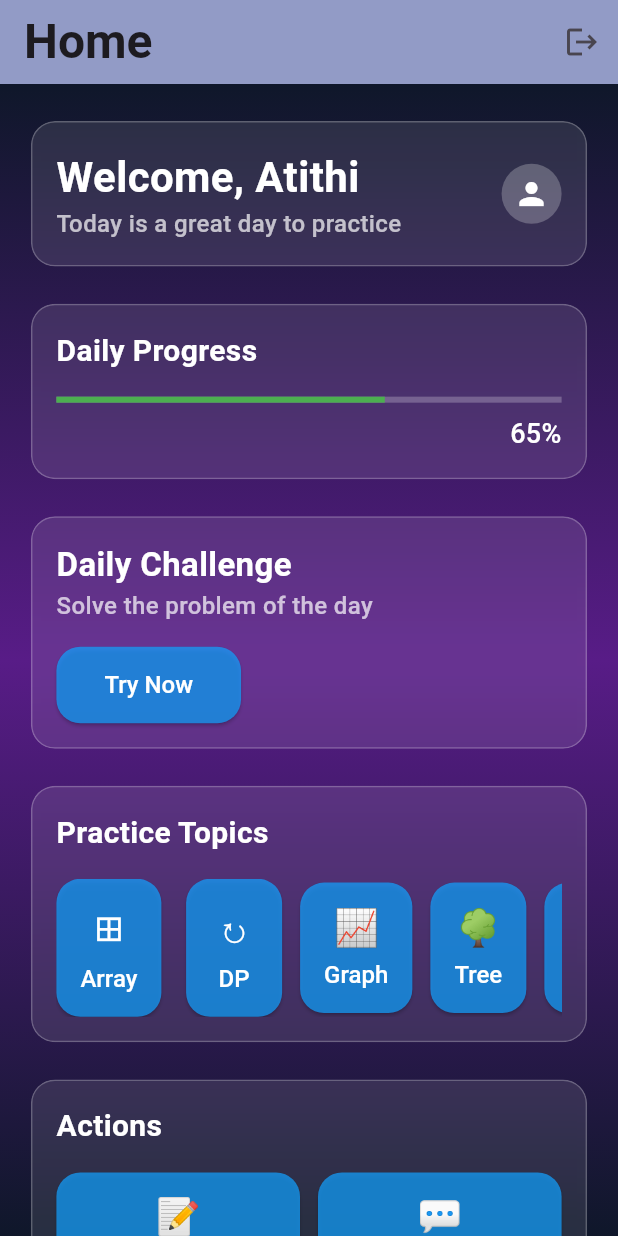
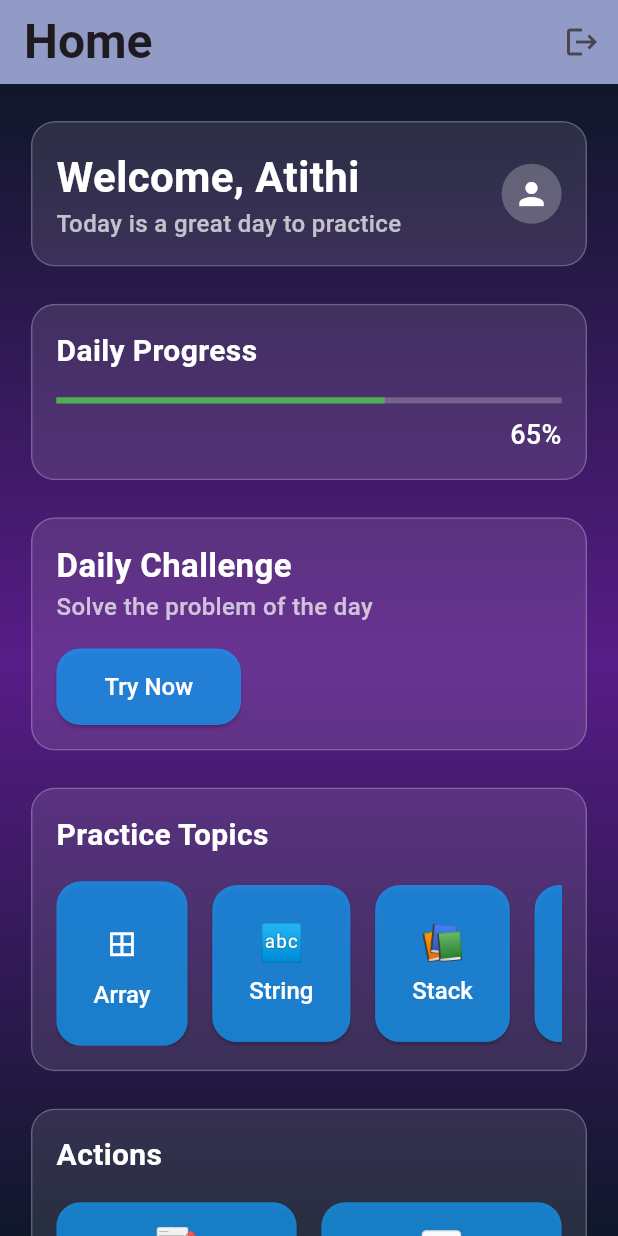
Before and after one commit to Atithi2908/Placement_Prep, a Flutter app: the HomeScreen screen opened directly, on a phone screen of 412 x 824 dp. Run offline on Flutter 3.47's test engine with Material 3 defaults, Android fonts, the light colour scheme and no system bars; our stand-ins replace shared_preferences; accounts and stored records are empty; network calls fail.

Commit message:
Add more screens

```diff
--- a/Frontend/placement_prep/lib/main.dart
+++ b/Frontend/placement_prep/lib/main.dart
@@ -7,8 +7,8 @@ import 'screens/home_screen.dart';
 import 'providers/auth_provider.dart';
 import 'providers/theme_provider.dart';
 import 'screens/signup_screen.dart';
-
-void main() {
+import 'screens/daily_question_screen.dart';
+  void main() {
   runApp(
     MultiProvider(
       providers: [
@@ -35,6 +35,7 @@ class MyApp extends StatelessWidget {
         '/login': (context) => LoginScreen(),
         '/signup': (context) => SignupScreen(),
         '/task': (context) =>  DailyTaskScreen(),
+        '/dailyquestion': (context) => DailyQuestionScreen(),
       },
           theme: ThemeData(
         primaryColor: const Color.fromARGB(255, 232, 234, 255), // Dark Indigo
--- /dev/null
+++ b/Frontend/placement_prep/lib/models/questions.dart
@@ -0,0 +1,12 @@
+import 'package:flutter/material.dart';
+class Question {
+  final String question;
+  final List<String> options;
+  final String correctOption;
+
+  Question({
+    required this.question,
+    required this.options,
+    required this.correctOption,
+  });
+}
--- a/Frontend/placement_prep/lib/screens/home_screen.dart
+++ b/Frontend/placement_prep/lib/screens/home_screen.dart
@@ -2,7 +2,6 @@ import 'package:flutter/material.dart';
 import 'package:provider/provider.dart';
 import '../providers/auth_provider.dart';
 import 'dart:ui';
-
 
 class HomeScreen extends StatelessWidget {
   void _logout(BuildContext context) {
@@ -18,10 +17,7 @@ class HomeScreen extends StatelessWidget {
       appBar: AppBar(
         title: Text(
           'Home',
-          style: TextStyle(
-            fontSize: 32,
-            fontWeight: FontWeight.w700,
-          ),
+          style: TextStyle(fontSize: 32, fontWeight: FontWeight.w700),
         ),
         actions: [
           IconButton(
@@ -45,20 +41,29 @@ class HomeScreen extends StatelessWidget {
           ),
         ),
         child: SingleChildScrollView(
-          padding: EdgeInsets.symmetric(horizontal:screenWidth * 0.05,vertical: screenHeight * 0.03),
+          padding: EdgeInsets.symmetric(
+            horizontal: screenWidth * 0.05,
+            vertical: screenHeight * 0.03,
+          ),
 
           child: Column(
             children: [
-              _buildWelcomeCard(),
+              _buildWelcomeCard(context),
               SizedBox(height: screenHeight * 0.03),
-              InkWell(onTap:(){Navigator.pushNamed(context, '/task');},child: _buildProgressCard()),
+              InkWell(
+                onTap: () {
+                  Navigator.pushNamed(context, '/task');
+                },
+                child: _buildProgressCard(context),
+              ),
               SizedBox(height: screenHeight * 0.03),
+
               _buildChallengeCard(context),
               SizedBox(height: screenHeight * 0.03),
               _buildTopicsCard(context),
               SizedBox(height: screenHeight * 0.03),
               _buildActionCard(context),
-              SizedBox(height:screenHeight * 0.03),
+              SizedBox(height: screenHeight * 0.03),
               _buildAchievementsCard(context),
             ],
           ),
@@ -67,7 +72,9 @@ class HomeScreen extends StatelessWidget {
     );
   }
 
-  Widget _buildWelcomeCard() {
+  Widget _buildWelcomeCard(BuildContext context) {
+    double screenWidth = MediaQuery.of(context).size.width;
+    double screenHeight = MediaQuery.of(context).size.height;
     return _buildCard(
       child: Row(
         children: [
@@ -85,10 +92,7 @@ class HomeScreen extends StatelessWidget {
                 ),
                 Text(
                   'Today is a great day to practice',
-                  style: TextStyle(
-                    color: Colors.white70,
-                    fontSize: 16,
-                  ),
+                  style: TextStyle(color: Colors.white70, fontSize: 16),
                 ),
               ],
             ),
@@ -102,7 +106,9 @@ class HomeScreen extends StatelessWidget {
     );
   }
 
-  Widget _buildProgressCard() {
+  Widget _buildProgressCard(BuildContext context) {
+    double screenWidth = MediaQuery.of(context).size.width;
+    double screenHeight = MediaQuery.of(context).size.height;
     return _buildCard(
       child: Column(
         crossAxisAlignment: CrossAxisAlignment.start,
@@ -115,13 +121,13 @@ class HomeScreen extends StatelessWidget {
               fontWeight: FontWeight.w600,
             ),
           ),
-          SizedBox(height: 16),
+          SizedBox(height: screenHeight * .02),
           LinearProgressIndicator(
             value: 0.65,
             backgroundColor: Colors.white24,
             valueColor: AlwaysStoppedAnimation<Color>(Colors.green),
           ),
-          SizedBox(height: 8),
+          SizedBox(height: screenHeight * .01),
           Align(
             alignment: Alignment.centerRight,
             child: Text(
@@ -135,6 +141,8 @@ class HomeScreen extends StatelessWidget {
   }
 
   Widget _buildChallengeCard(BuildContext context) {
+    double screenWidth = MediaQuery.of(context).size.width;
+    double screenHeight = MediaQuery.of(context).size.height;
     return _buildCard(
       child: Column(
         crossAxisAlignment: CrossAxisAlignment.start,
@@ -151,16 +159,14 @@ class HomeScreen extends StatelessWidget {
             'Solve the problem of the day',
             style: TextStyle(color: Colors.white70),
           ),
-          SizedBox(height: 16),
+          SizedBox(height: screenHeight * 0.02),
           ElevatedButton(
             onPressed: () {
-              ScaffoldMessenger.of(context).showSnackBar(
-                SnackBar(content: Text('Starting Daily Challenge! 🚀')),
-              );
+               Navigator.pushNamed(context, '/dailyquestion');
+
             },
             child: Text('Try Now'),
             style: ElevatedButton.styleFrom(
-
               shape: RoundedRectangleBorder(
                 borderRadius: BorderRadius.circular(16),
               ),
@@ -173,8 +179,8 @@ class HomeScreen extends StatelessWidget {
   }
 
   Widget _buildTopicsCard(BuildContext context) {
+    double screenHeight = MediaQuery.of(context).size.height;
     double screenwidth = MediaQuery.of(context).size.width;
-  double screenheight = MediaQuery.of(context).size.height;
     return _buildCard(
       child: Column(
         crossAxisAlignment: CrossAxisAlignment.start,
@@ -187,7 +193,7 @@ Widget _buildTopicsCard(BuildContext context) {
               fontWeight: FontWeight.w600,
             ),
           ),
-        SizedBox(height: 16),
+          SizedBox(height: screenHeight * .02),
 
           // HORIZONTAL SCROLLABLE TOPICS
           SingleChildScrollView(
@@ -195,17 +201,32 @@ Widget _buildTopicsCard(BuildContext context) {
             child: Row(
               children: [
                 _buildTopicButton(context, 'Array', '⊞', Colors.orange),
-              SizedBox(width:screenwidth* 0.04),
+                SizedBox(width: screenwidth * 0.04),
+                _buildTopicButton(context, 'String', '🔤', Colors.teal),
+                SizedBox(width: screenwidth * 0.04),
+                _buildTopicButton(context, 'Stack', '📚', Colors.deepOrange),
+                SizedBox(width: screenwidth * 0.04),
+                _buildTopicButton(context, 'Tree', '🌳', Colors.purple),
+                SizedBox(width: screenwidth * 0.04),
                 _buildTopicButton(context, 'DP', '↻', Colors.blue),
-              SizedBox(width: 12),
+                SizedBox(width: screenwidth * 0.04),
+                _buildTopicButton(context, 'Heap', '⛏', Colors.red),
+                SizedBox(width: screenwidth * 0.04),
                 _buildTopicButton(context, 'Graph', '📈', Colors.green),
-              SizedBox(width: 12),
-              _buildTopicButton(context, 'Tree', '🌳', Colors.purple),
-              SizedBox(width: 12),
-              _buildTopicButton(context, 'String', '🔤', Colors.teal),
-              SizedBox(width: 12),
-              _buildTopicButton(context, 'Heap', '⛏', Colors.red),
-              // Add more if needed
+                SizedBox(width: screenwidth * 0.04),
+                _buildTopicButton(context, 'Queue', '📬', Colors.indigo),
+                SizedBox(width: screenwidth * 0.04),
+                _buildTopicButton(context, 'LinkedList', '🔗', Colors.cyan),
+                SizedBox(width: screenwidth * 0.04),
+                _buildTopicButton(context, 'Greedy', '💰', Colors.amber),
+                SizedBox(width: screenwidth * 0.04),
+                _buildTopicButton(
+                  context,
+                  'Bit Manipulation',
+                  '💡',
+                  Colors.lime,
+                ),
+                SizedBox(width: screenwidth * 0.04),
               ],
             ),
           ),
@@ -215,6 +236,8 @@ Widget _buildTopicsCard(BuildContext context) {
   }
 
   Widget _buildActionCard(BuildContext context) {
+     double screenHeight = MediaQuery.of(context).size.height;
+    double screenwidth = MediaQuery.of(context).size.width;
     return _buildCard(
       child: Column(
         crossAxisAlignment: CrossAxisAlignment.start,
@@ -227,7 +250,7 @@ Widget _buildActionCard(BuildContext context) {
               fontWeight: FontWeight.w600,
             ),
           ),
-        SizedBox(height: 16),
+          SizedBox(height:screenHeight*.02),
           Row(
             children: [
               Expanded(
@@ -238,7 +261,7 @@ Widget _buildActionCard(BuildContext context) {
                   Colors.white24,
                 ),
               ),
-            SizedBox(width: 12),
+              SizedBox(width: screenwidth*.04),
               Expanded(
                 child: _buildActionButton(
                   context,
@@ -254,35 +277,31 @@ Widget _buildActionCard(BuildContext context) {
     );
   }
 
-
   Widget _buildTopicButton(
     BuildContext context,
     String title,
     String emoji,
     Color color,
   ) {
+    double screenHeight = MediaQuery.of(context).size.height;
+    double screenwidth = MediaQuery.of(context).size.width;
     return ElevatedButton(
       onPressed: () {
-        ScaffoldMessenger.of(context).showSnackBar(
-          SnackBar(content: Text('Opening $title practice! 📚')),
-        );
+        ScaffoldMessenger.of(
+          context,
+        ).showSnackBar(SnackBar(content: Text('Opening $title practice! $emoji')));
       },
       style: ElevatedButton.styleFrom(
-
-        padding: EdgeInsets.all(16),
-        shape: RoundedRectangleBorder(
-          borderRadius: BorderRadius.circular(16),
-        ),
+        padding: EdgeInsets.all(screenwidth*.06),
+        shape: RoundedRectangleBorder(borderRadius: BorderRadius.circular(screenwidth*0.04)),
       ),
       child: Column(
         children: [
           Text(emoji, style: TextStyle(fontSize: 24)),
-          SizedBox(height: 8),
+          SizedBox(height: screenHeight*.01 ),
           Text(title),
         ],
       ),
-
-
     );
   }
 
@@ -294,16 +313,13 @@ Widget _buildActionCard(BuildContext context) {
   ) {
     return ElevatedButton(
       onPressed: () {
-        ScaffoldMessenger.of(context).showSnackBar(
-          SnackBar(content: Text('Opening $title! $emoji')),
-        );
+        ScaffoldMessenger.of(
+          context,
+        ).showSnackBar(SnackBar(content: Text('Opening $title! $emoji')));
       },
       style: ElevatedButton.styleFrom(
-
         padding: EdgeInsets.all(16),
-        shape: RoundedRectangleBorder(
-          borderRadius: BorderRadius.circular(16),
-        ),
+        shape: RoundedRectangleBorder(borderRadius: BorderRadius.circular(16)),
       ),
       child: Column(
         children: [
@@ -316,7 +332,6 @@ Widget _buildActionCard(BuildContext context) {
           ),
         ],
       ),
-
     );
   }
 
@@ -334,9 +349,9 @@ Widget _buildActionCard(BuildContext context) {
         ),
         trailing: Icon(Icons.chevron_right, color: Colors.white),
         onTap: () {
-          ScaffoldMessenger.of(context).showSnackBar(
-            SnackBar(content: Text('Viewing achievements! 🏆')),
-          );
+          ScaffoldMessenger.of(
+            context,
+          ).showSnackBar(SnackBar(content: Text('Viewing achievements! 🏆')));
         },
       ),
     );
```
Also changed, not shown: Frontend/placement_prep/lib/models/tasks.dart (added, +20 -0 lines), Frontend/placement_prep/lib/screens/daily_question_screen.dart (added, +134 -0 lines), Frontend/placement_prep/lib/screens/task_screen.dart (+1 -20 lines). Lines whose indentation alone changed are shown as unchanged.
